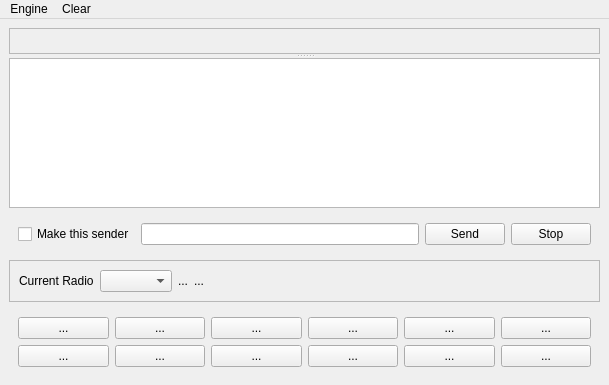
This is mqt/MqtDataModes/dmmainwindow.ui in Rsclub22/Minos2-Mirror as Qt 5 draws it before an edit. The edited form follows.
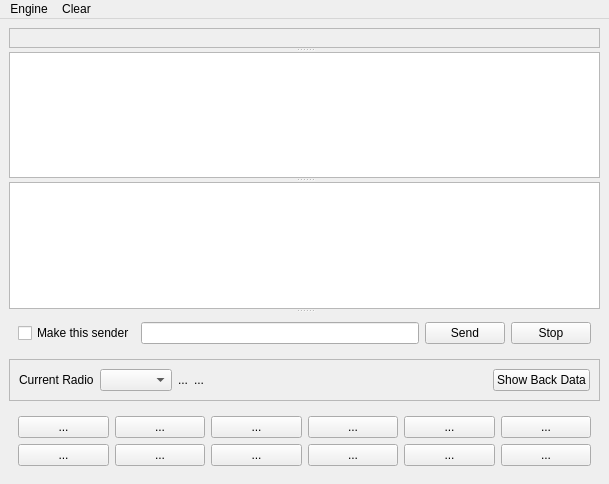
This is the edited form. Custom widgets are drawn as their Qt base class.

Commit message: 1st try - show back data on request

Diff of the .ui file:
```diff
--- a/mqt/MqtDataModes/dmmainwindow.ui
+++ b/mqt/MqtDataModes/dmmainwindow.ui
@@ -7,7 +7,7 @@
     <x>0</x>
     <y>0</y>
     <width>609</width>
-    <height>385</height>
+    <height>484</height>
    </rect>
   </property>
   <property name="windowTitle">
@@ -16,7 +16,7 @@
   <widget class="QWidget" name="centralwidget">
    <layout class="QVBoxLayout" name="verticalLayout_3">
     <item>
-     <widget class="MinosSplitter" name="variSplitter">
+     <widget class="QSplitter" name="splitter">
       <property name="orientation">
        <enum>Qt::Vertical</enum>
       </property>
@@ -28,15 +28,14 @@
         <enum>QFrame::Raised</enum>
        </property>
       </widget>
+      <widget class="QListWidget" name="backData"/>
+      <widget class="DataPainter" name="rxChars">
+       <property name="alignment">
+        <set>Qt::AlignLeading|Qt::AlignLeft|Qt::AlignTop</set>
+       </property>
+      </widget>
       <widget class="QWidget" name="layoutWidget">
        <layout class="QVBoxLayout" name="verticalLayout_2">
-        <item>
-         <widget class="DataPainter" name="rxChars">
-          <property name="alignment">
-           <set>Qt::AlignLeading|Qt::AlignLeft|Qt::AlignTop</set>
-          </property>
-         </widget>
-        </item>
         <item>
          <widget class="QFrame" name="sendFrame">
           <layout class="QHBoxLayout" name="horizontalLayout">
@@ -121,6 +120,13 @@
              </property>
             </spacer>
            </item>
+           <item>
+            <widget class="QPushButton" name="backDataButton">
+             <property name="text">
+              <string>Show Back Data</string>
+             </property>
+            </widget>
+           </item>
           </layout>
          </widget>
         </item>
@@ -257,12 +263,6 @@
    <extends>QGraphicsView</extends>
    <header>datapainter.h</header>
   </customwidget>
-  <customwidget>
-   <class>MinosSplitter</class>
-   <extends>QSplitter</extends>
-   <header>minossplitter.h</header>
-   <container>1</container>
-  </customwidget>
  </customwidgets>
  <resources/>
  <connections/>
```
The commit also changes 8 other files.
